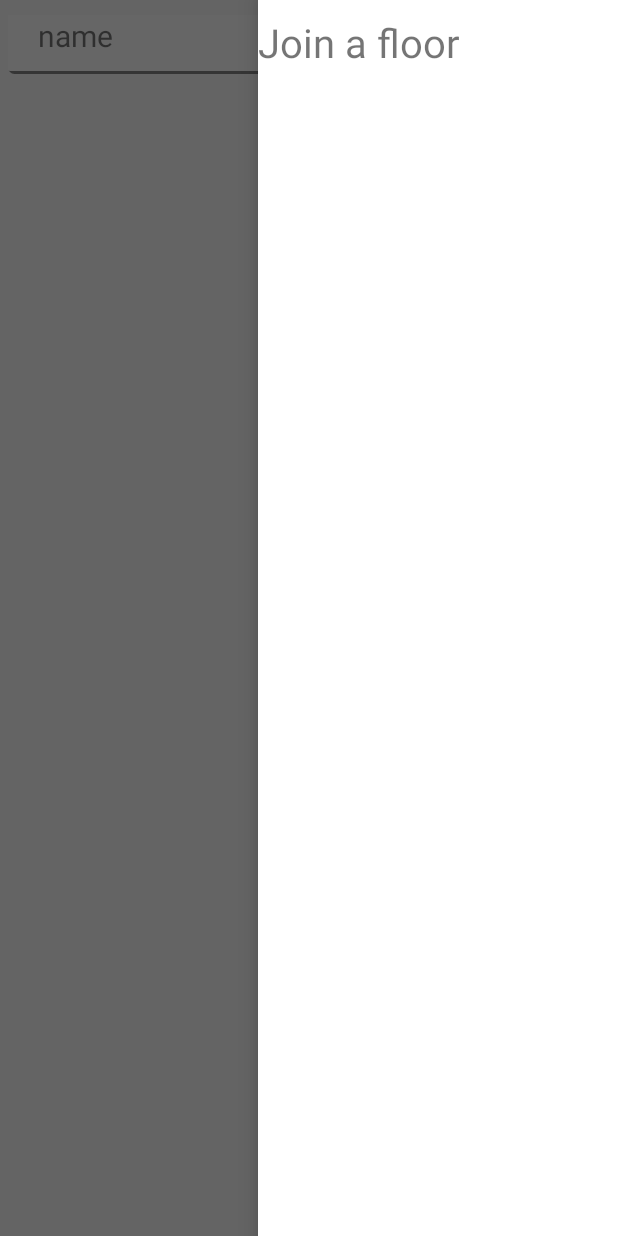
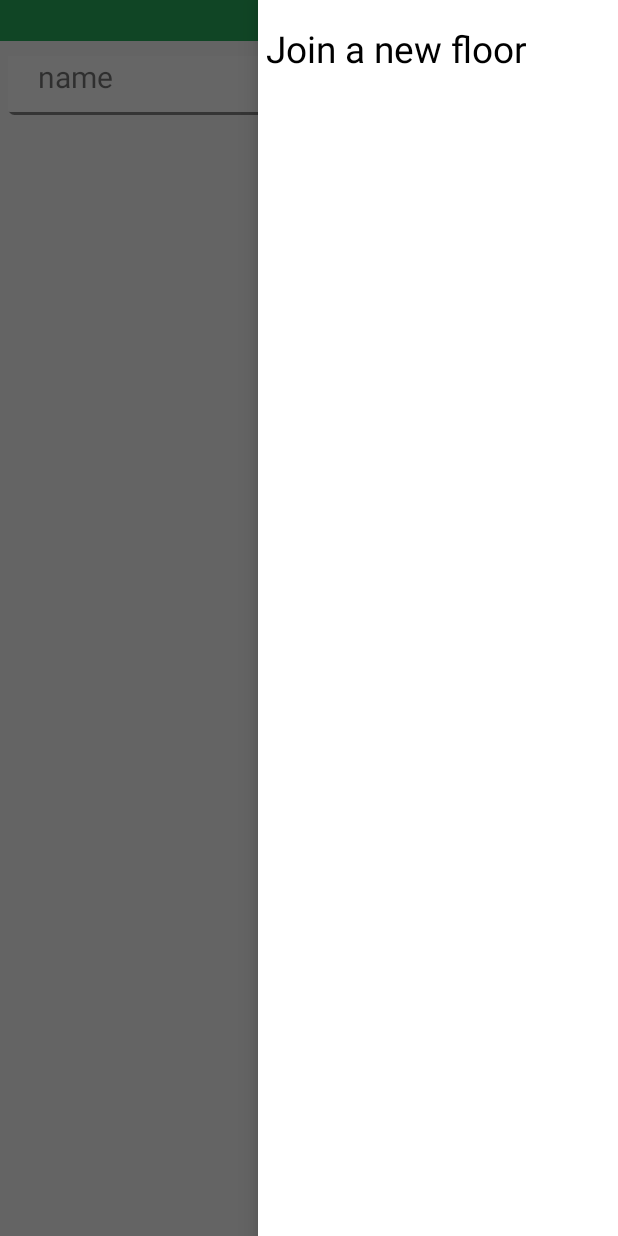
Before and after one commit to ddsnowboard/FantasyStocksAndroid, an Android app: the FloorActivity screen opened directly, with no data from a screen before it, with the side drawer open, on a phone screen of 412 x 824 dp. Run offline under Robolectric (Android 15) with nearby library versions, the phone set to English and light mode, and no system bars; 21 statements that could not run were skipped.

```diff
--- a/FantasyStocksAndroid/app/src/main/java/com/ddsnowboard/fantasystocksandroid/FloorActivity.java
+++ b/FantasyStocksAndroid/app/src/main/java/com/ddsnowboard/fantasystocksandroid/FloorActivity.java
@@ -88,6 +88,17 @@ public class FloorActivity extends FragmentActivity implements StockFragment.OnL
         }
 
         @Override
+        public CharSequence getPageTitle(int position) {
+            super.getPageTitle(position);
+            if(position == 0)
+                return "Stocks";
+            else if(position == 1)
+                return "Players";
+            else
+                throw new RuntimeException("This has too many tabs");
+        }
+
+        @Override
         public Fragment getItem(int position) {
             if (position == STOCKS_PAGE) {
                 StockFragment stocksFragment = new StockFragment();
@@ -140,6 +151,7 @@ public class FloorActivity extends FragmentActivity implements StockFragment.OnL
 
     class FloorFoundListener extends BroadcastReceiver {
         public static final String TAG = "FloorFoundListener";
+
         @Override
         public void onReceive(Context context, Intent intent) {
             if (intent.getAction().equals(Utilities.FOUND_STARTING_FLOOR) || intent.getAction().equals(LOAD_NEW_FLOOR)) {
--- a/FantasyStocksAndroid/app/src/main/res/layout/activity_floor.xml
+++ b/FantasyStocksAndroid/app/src/main/res/layout/activity_floor.xml
@@ -16,8 +16,22 @@
             android:layout_width="match_parent"
             android:layout_height="match_parent">
 
+            <android.support.v4.view.PagerTitleStrip
+                android:id="@+id/tabs"
+                android:layout_width="match_parent"
+                android:layout_height="wrap_content"
+                android:layout_marginBottom="5dp"
+                android:layout_marginTop="5dp"
+                android:layout_gravity="top"
+                android:background="#29ad5e"
+                android:textColor="#fff"
+                android:paddingTop="4dp"
+                android:paddingBottom="4dp" />
+
+
 
         </android.support.v4.view.ViewPager>
+
         <android.support.design.widget.FloatingActionButton
             android:id="@+id/fab"
             android:layout_width="wrap_content"
@@ -46,10 +60,12 @@
             android:id="@+id/joinFloor"
             android:layout_width="match_parent"
             android:layout_height="wrap_content"
-            android:layout_marginTop="10dp"
+            android:layout_marginTop="15dp"
+            android:layout_marginLeft="5dp"
             android:layout_gravity="right"
             android:text="@string/joinFloor"
-            android:textSize="12pt" />
+            android:textColor="#000000"
+            android:textSize="11pt" />
     </LinearLayout>
 
 </android.support.v4.widget.DrawerLayout>
--- a/FantasyStocksAndroid/app/src/main/res/values/strings.xml
+++ b/FantasyStocksAndroid/app/src/main/res/values/strings.xml
@@ -14,7 +14,7 @@
     <string name="title_activity_new_floor">NewFloorActivity</string>
     <string name="action_settings">Settings</string>
     <string name="section_format">Hello World from section: %1$d</string>
-    <string name="joinFloor">Join a floor</string>
+    <string name="joinFloor">Join a new floor</string>
     <string name="joinFloorPrompt">Choose a floor to join</string>
     <string name="searchHint">Search...</string>
     <string name="loading">Loading...</string>
```
